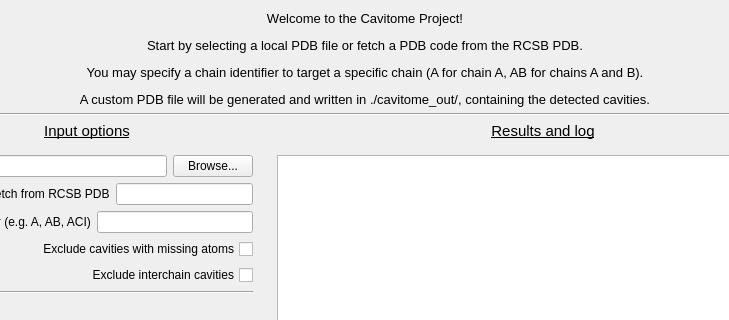
Old version of the form src/caviar_gui/cavity.ui in the repository jr-marchand/caviar; both pictures show x 99 to 828 and y 0 to 320 of the 928 by 517 pixel window.
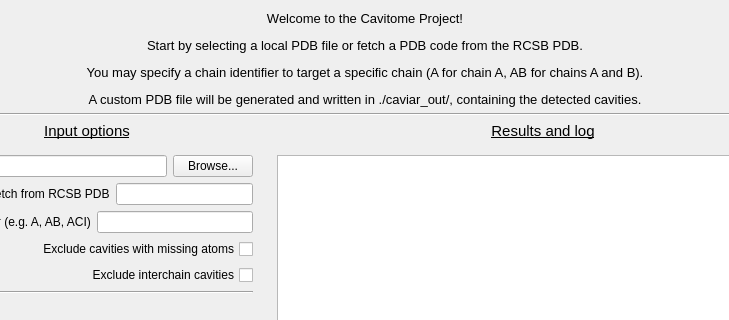
New version of the form.

Commit message: more cleaning cavitome vs caviar

The edit to the form file:
```diff
--- a/src/caviar_gui/cavity.ui
+++ b/src/caviar_gui/cavity.ui
@@ -41,7 +41,7 @@
       <bool>false</bool>
      </property>
      <property name="text">
-      <string>&lt;html&gt;&lt;head/&gt;&lt;body&gt;&lt;p&gt;Welcome to the Cavitome Project!&lt;/p&gt;&lt;p&gt;Start by selecting a local PDB file or fetch a PDB code from the RCSB PDB.&lt;/p&gt;&lt;p&gt;You may specify a chain identifier to target a specific chain (A for chain A, AB for chains A and B).&lt;/p&gt;&lt;p&gt;A custom PDB file will be generated and written in ./cavitome_out/, containing the detected cavities.&lt;/p&gt;&lt;/body&gt;&lt;/html&gt;</string>
+      <string>&lt;html&gt;&lt;head/&gt;&lt;body&gt;&lt;p&gt;Welcome to the Cavitome Project!&lt;/p&gt;&lt;p&gt;Start by selecting a local PDB file or fetch a PDB code from the RCSB PDB.&lt;/p&gt;&lt;p&gt;You may specify a chain identifier to target a specific chain (A for chain A, AB for chains A and B).&lt;/p&gt;&lt;p&gt;A custom PDB file will be generated and written in ./caviar_out/, containing the detected cavities.&lt;/p&gt;&lt;/body&gt;&lt;/html&gt;</string>
      </property>
      <property name="textFormat">
       <enum>Qt::RichText</enum>
```
The commit also changes 35 other files.
